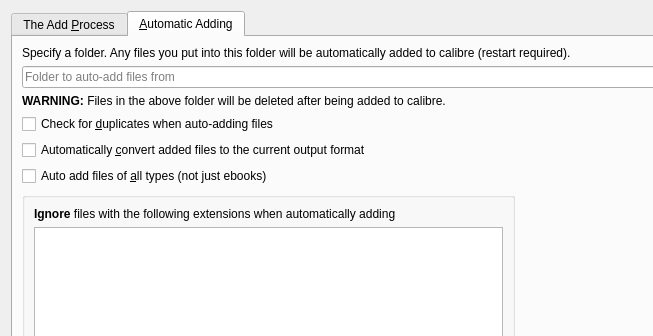
The window that src/calibre/gui2/preferences/adding.ui (kovidgoyal/calibre) describes before a commit, drawn with Qt 5; both pictures show x 0 to 653 and y 0 to 336 of the 1035 by 547 pixel window.
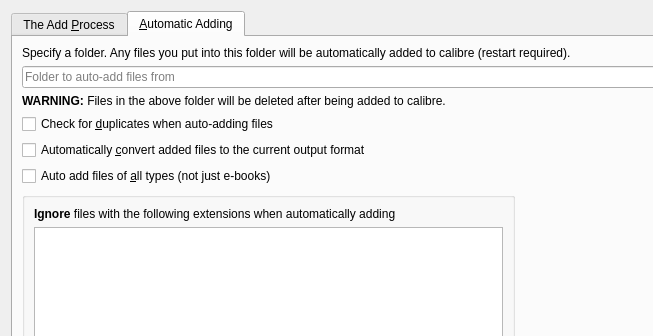
The same window after the commit. The open tabs and pages were chosen to show the change. Icons and pictures are not drawn.

Diff of the .ui file:
```diff
--- a/src/calibre/gui2/preferences/adding.ui
+++ b/src/calibre/gui2/preferences/adding.ui
@@ -207,7 +207,7 @@
 that have been explicitly ignored below.</string>
          </property>
          <property name="text">
-          <string>Auto add files of &amp;all types (not just ebooks)</string>
+          <string>Auto add files of &amp;all types (not just e-books)</string>
          </property>
         </widget>
        </item>
```
Left out of the diff: 2 changed lines with no effect on the pictures.
